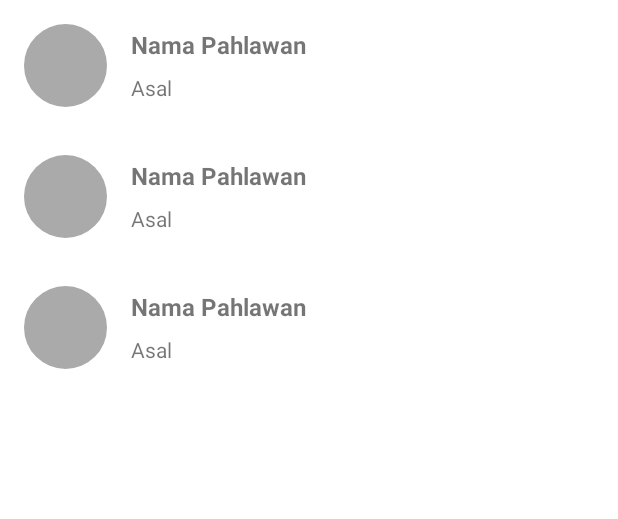
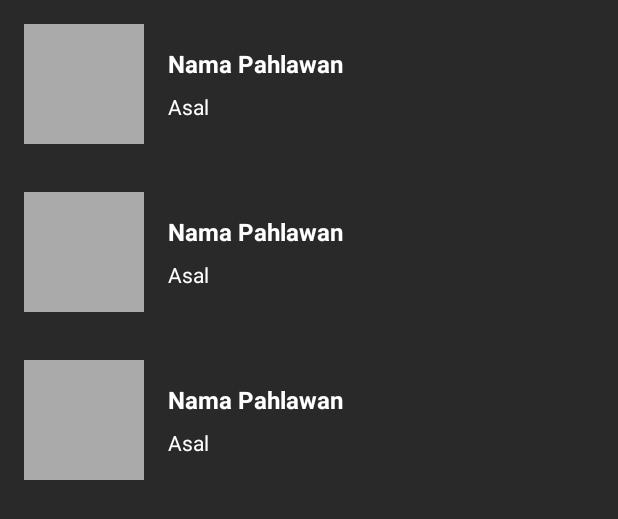
Before and after one commit to YNabyr/Android_TugasRecyclerView1, an Android app: the layout activity_main.xml on its own in the app's theme, with its tools: preview values and no code run, on a phone screen of 412 x 824 dp. Shown: the top 519 px of the screen. Run offline under Robolectric (Android 15) with nearby library versions, the phone set to English and light mode, and no system bars.

Commit message:
First Commit

```diff
--- a/app/src/main/java/com/example/myrecyclerview/CardViewHeroAdapter.kt
+++ b/app/src/main/java/com/example/myrecyclerview/CardViewHeroAdapter.kt
@@ -32,7 +32,7 @@ class CardViewHeroAdapter(private val listHeroes: ArrayList<Hero>) : RecyclerVie
         holder.tvFrom.text = from
 
 
-        holder.btnFavorite.setOnClickListener { Toast.makeText(holder.itemView.context, "Favorite " + listHeroes[holder.absoluteAdapterPosition].name, Toast.LENGTH_SHORT).show() }
+        holder.btnFavorite.setOnClickListener { Toast.makeText(holder.itemView.context, "Bookmark " + listHeroes[holder.absoluteAdapterPosition].name, Toast.LENGTH_SHORT).show() }
 
 
         holder.btnShare.setOnClickListener { Toast.makeText(holder.itemView.context, "Share " + listHeroes[holder.absoluteAdapterPosition].name, Toast.LENGTH_SHORT).show() }
--- a/app/src/main/res/layout/activity_main.xml
+++ b/app/src/main/res/layout/activity_main.xml
@@ -11,6 +11,7 @@
         android:id="@+id/rv_heroes"
         android:layout_width="match_parent"
         android:layout_height="match_parent"
+        android:background="#292929"
         tools:listitem="@layout/item_row_hero" />
 
 </RelativeLayout>
--- a/app/src/main/res/layout/item_row_hero.xml
+++ b/app/src/main/res/layout/item_row_hero.xml
@@ -1,23 +1,23 @@
 <?xml version="1.0" encoding="utf-8"?>
 <RelativeLayout xmlns:android="http://schemas.android.com/apk/res/android"
+    xmlns:tools="http://schemas.android.com/tools"
     android:layout_width="match_parent"
     android:layout_height="wrap_content"
-    xmlns:tools="http://schemas.android.com/tools"
     android:orientation="horizontal"
-    android:padding="@dimen/activity_vertical_margin">
+    android:padding="@dimen/activity_vertical_margin"
+    style="@style/text">
 
-    <de.hdodenhof.circleimageview.CircleImageView
+    <ImageView
         android:id="@+id/img_item_photo"
-        tools:src="@android:color/darker_gray"
-        android:layout_width="55dp"
-        android:layout_height="55dp"
+        android:layout_width="80dp"
+        android:layout_height="80dp"
         android:layout_marginEnd="@dimen/activity_horizontal_margin"
-        android:layout_marginRight="@dimen/activity_horizontal_margin" />
-
-
+        android:layout_marginRight="@dimen/activity_horizontal_margin"
+        tools:src="@android:color/darker_gray" />
 
 
     <LinearLayout
+
         android:layout_width="match_parent"
         android:layout_height="wrap_content"
         android:layout_centerVertical="true"
@@ -33,6 +33,7 @@
             android:layout_marginBottom="8dp"
             android:textSize="16sp"
             android:textStyle="bold"
+            style="@style/text"
             tools:text="@string/heroes_name" />
 
 
@@ -42,6 +43,7 @@
             android:layout_height="wrap_content"
             android:ellipsize="end"
             android:maxLines="2"
+            style="@style/text"
             tools:text="@string/from" />
     </LinearLayout>
 
--- a/app/src/main/res/values-night/themes.xml
+++ b/app/src/main/res/values-night/themes.xml
@@ -13,4 +13,6 @@
         <item name="android:statusBarColor">?attr/colorPrimaryVariant</item>
         <!-- Customize your theme here. -->
     </style>
+
+
 </resources>
--- a/app/src/main/res/values/strings.xml
+++ b/app/src/main/res/values/strings.xml
@@ -7,7 +7,7 @@
     <string name="grid">Grid</string>
     <string name="with_cardview">with CardView</string>
     <string name="description">deskripsi</string>
-    <string name="favorite">Favorite</string>
+    <string name="bookmark">Bookmark</string>
     <string name="share">Share</string>
 
 
--- a/app/src/main/res/values/themes.xml
+++ b/app/src/main/res/values/themes.xml
@@ -2,15 +2,21 @@
     <!-- Base application theme. -->
     <style name="Theme.MyRecyclerView" parent="Theme.MaterialComponents.DayNight.DarkActionBar">
         <!-- Primary brand color. -->
-        <item name="colorPrimary">@color/purple_500</item>
-        <item name="colorPrimaryVariant">@color/purple_700</item>
-        <item name="colorOnPrimary">@color/white</item>
+        <item name="colorPrimary">@color/black</item>
+        <item name="colorPrimaryVariant">@color/black</item>
+        <item name="colorOnPrimary">#FFFFFF</item>
         <!-- Secondary brand color. -->
-        <item name="colorSecondary">@color/teal_200</item>
-        <item name="colorSecondaryVariant">@color/teal_700</item>
+        <item name="colorSecondary">@color/black</item>
+        <item name="colorSecondaryVariant">@color/black</item>
         <item name="colorOnSecondary">@color/black</item>
         <!-- Status bar color. -->
         <item name="android:statusBarColor">?attr/colorPrimaryVariant</item>
         <!-- Customize your theme here. -->
     </style>
+
+    <style name="text">
+        <item name="android:textColor">@color/white</item>
+
+
+    </style>
 </resources>
```
Also changed, not shown: app/src/main/java/com/example/myrecyclerview/GridHeroAdapter.kt (+8 -2 lines), app/src/main/java/com/example/myrecyclerview/HeroesData.kt (+62 -30 lines), app/src/main/res/layout/item_cardview_hero.xml (+7 -1 lines), app/src/main/res/layout/item_grid_hero.xml (+35 -1 lines).
